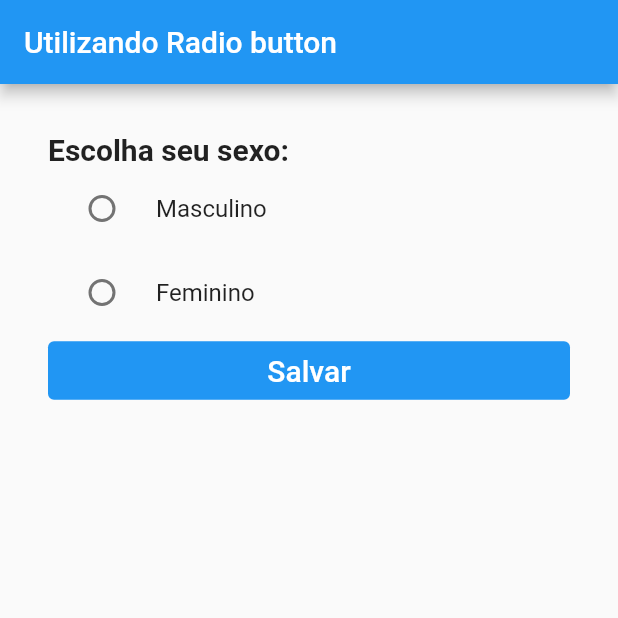
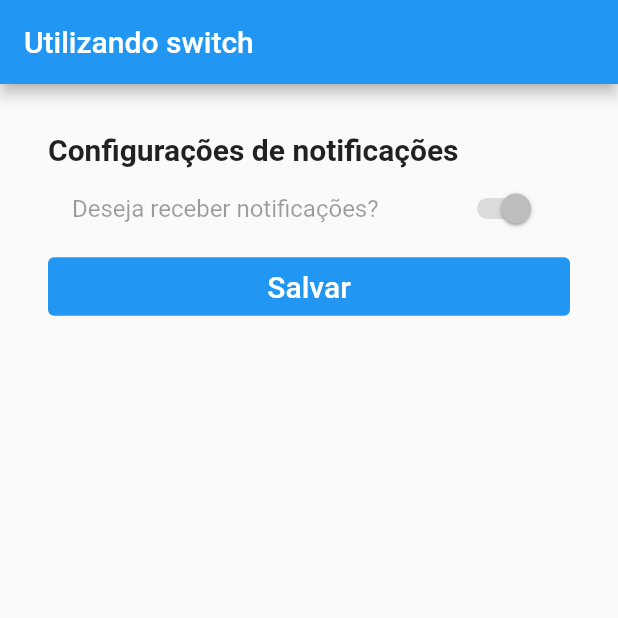
Before and after one commit to marcos-inja/apps-flutter, a Flutter app: the screen it shows after launch, after a tap on "Salvar", on a phone screen of 412 x 824 dp, the top half of it. Run offline on Flutter 3.47's test engine with Material 2 defaults, Android fonts, the phone set to English and light mode, and no system bars.

Commit message:
feat: trabalhando com swith

```diff
--- /dev/null
+++ b/atm_consultoria/lib/EntradaSwitch.dart
@@ -0,0 +1,50 @@
+import 'package:flutter/material.dart';
+
+class EntradaSwitch extends StatefulWidget {
+  const EntradaSwitch({Key? key}) : super(key: key);
+
+  @override
+  _EntradaSwitchState createState() => _EntradaSwitchState();
+}
+
+class _EntradaSwitchState extends State<EntradaSwitch> {
+  bool _notificacoes = true;
+  @override
+  Widget build(BuildContext context) {
+    return Scaffold(
+      appBar: AppBar(
+        title: Text("Utilizando switch"),
+      ),
+      body: Container(
+        padding: EdgeInsets.all(32),
+        child: Column(
+          crossAxisAlignment: CrossAxisAlignment.stretch,
+          children: <Widget>[
+            Text(
+              "Configurações de notificações",
+              style: TextStyle(fontSize: 20, fontWeight: FontWeight.bold),
+            ),
+            SwitchListTile(
+              title: Text("Deseja receber notificações?"),
+              value: _notificacoes,
+              onChanged: null,
+            ),
+            TextButton(
+              style: TextButton.styleFrom(
+                backgroundColor: Colors.blue,
+              ),
+              onPressed: () {},
+              child: Text(
+                "Salvar",
+                style: TextStyle(
+                  color: Colors.white,
+                  fontSize: 20,
+                ),
+              ),
+            ),
+          ],
+        ),
+      ),
+    );
+  }
+}
--- a/atm_consultoria/lib/main.dart
+++ b/atm_consultoria/lib/main.dart
@@ -1,6 +1,7 @@
 import 'package:atm_consultoria/CampoTexto.dart';
 import 'package:atm_consultoria/EntradaCheckbox.dart';
 import 'package:atm_consultoria/Radio.dart';
+import 'package:atm_consultoria/EntradaSwitch.dart';
 import 'package:flutter/material.dart';
 
 void main(){
@@ -8,7 +9,8 @@ void main(){
     MaterialApp(
       //home: CampoTexto(),
       // home: EntradaCheckbox(),
-      home: RadioText(),
+      // home: RadioText(),
+      home: EntradaSwitch(),
     )
   );
 }
```
